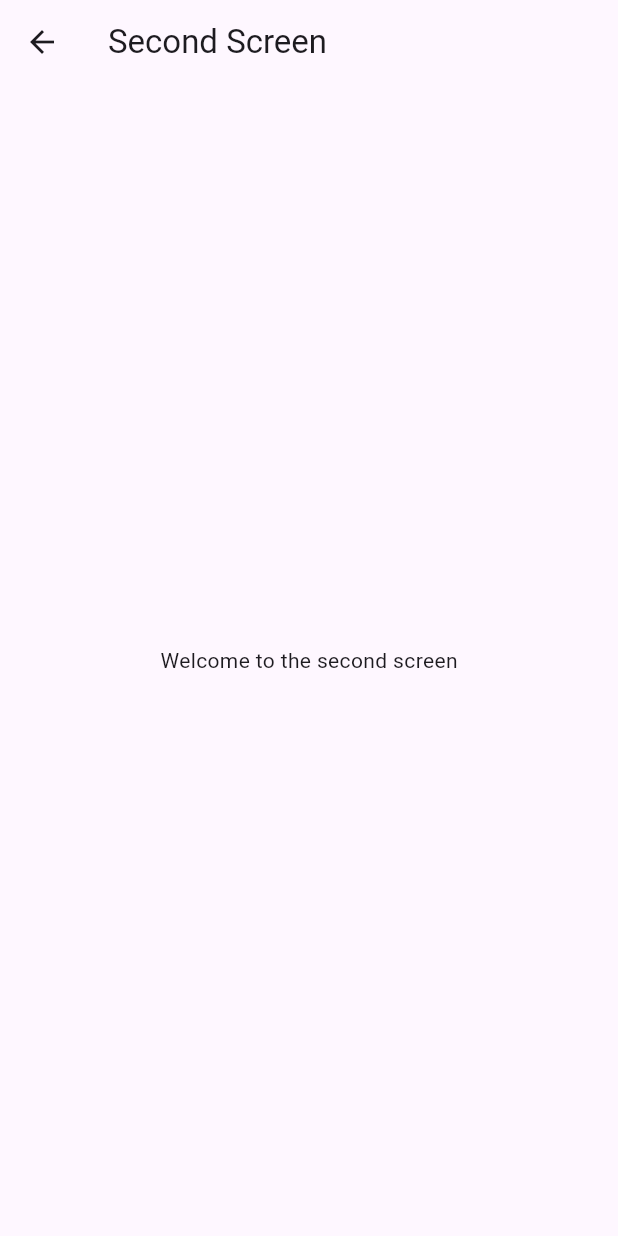
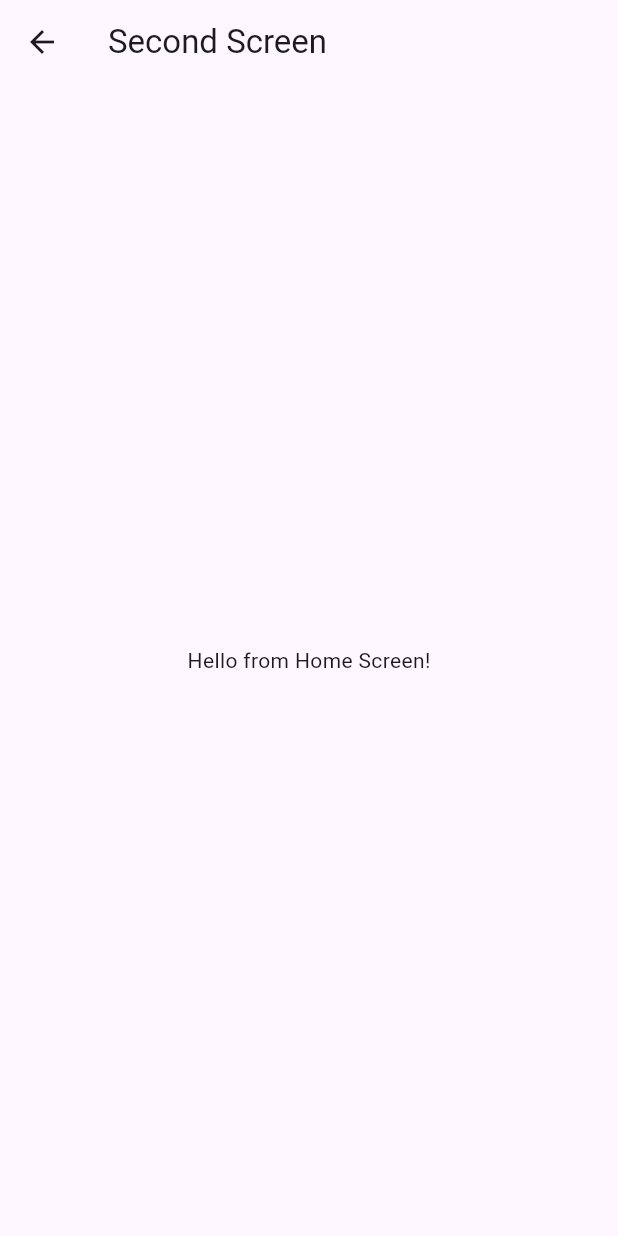
Before and after one commit to disanaufal/flutter_git_practice, a Flutter app: the screen it shows after launch, after a tap on "Go to Second Screen", on a phone screen of 412 x 824 dp. Run offline on Flutter 3.47's test engine with Material 3 defaults, Android fonts, the phone set to English and light mode, and no system bars.

Commit message:
Pess message argument to second screen via named route

```diff
--- a/lib/main.dart
+++ b/lib/main.dart
@@ -13,9 +13,16 @@ class MyApp extends StatelessWidget {
   Widget build(BuildContext context) {
     return MaterialApp(
       initialRoute: '/',
-      routes: {
-        '/': (_) => const HomeScreen(),
-        '/second': (_) => const SecondScreen(),
+      routes: {'/': (_) => const HomeScreen()},
+      onGenerateRoute: (settings) {
+        if (settings.name == "/second") {
+          final message = settings.arguments as String;
+
+          return MaterialPageRoute(
+            builder: (_) => SecondScreen(message: message),
+          );
+        }
+        return null;
       },
     );
   }
--- a/lib/screens/home_screen.dart
+++ b/lib/screens/home_screen.dart
@@ -11,7 +11,11 @@ class HomeScreen extends StatelessWidget {
         child: PrimaryButton(
           label: 'Go to Second Screen',
           onPressed: () {
-            Navigator.pushNamed(context, '/second');
+            Navigator.pushNamed(
+              context,
+              '/second',
+              arguments: 'Hello from Home Screen!',
+            );
           },
         ),
       ),
--- a/lib/screens/second_screen.dart
+++ b/lib/screens/second_screen.dart
@@ -1,7 +1,9 @@
 import 'package:flutter/material.dart';
 
 class SecondScreen extends StatelessWidget {
-  const SecondScreen({super.key});
+  final String message;
+
+  const SecondScreen({super.key, required this.message});
 
   @override
   Widget build(BuildContext context) {
@@ -9,8 +11,8 @@ class SecondScreen extends StatelessWidget {
       appBar: AppBar(
         title: const Text('Second Screen'),
       ),
-      body: const Center(
-        child: Text('Welcome to the second screen'),
+      body: Center(
+        child: Text(message),
       ),
     );
   }
```
